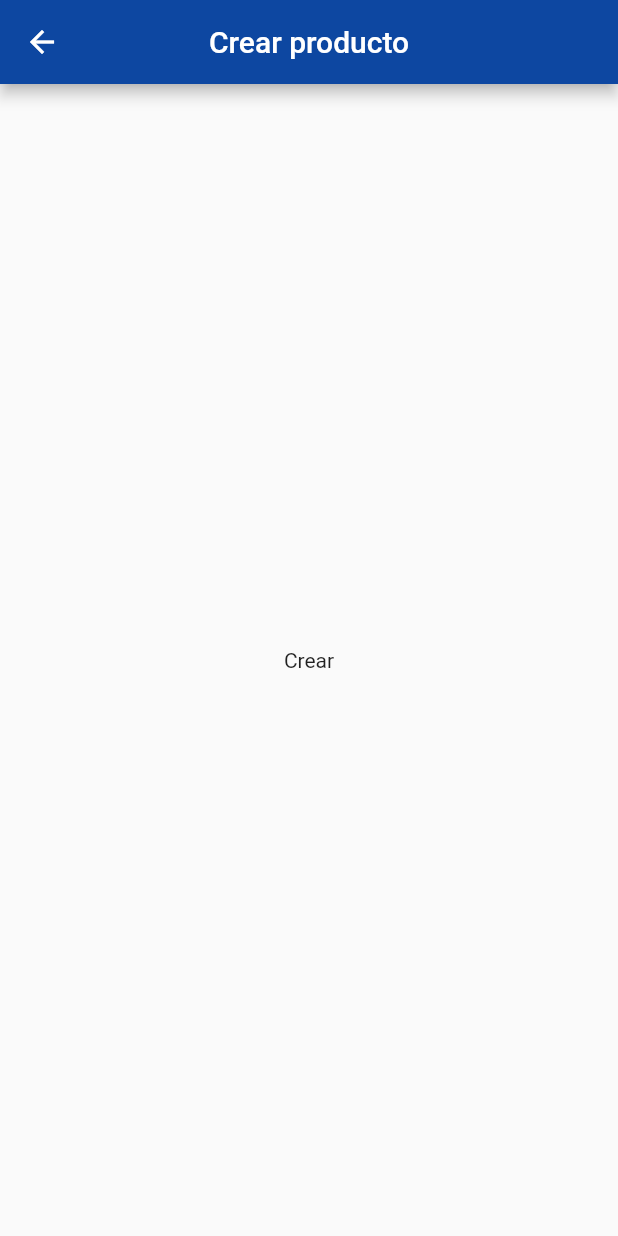
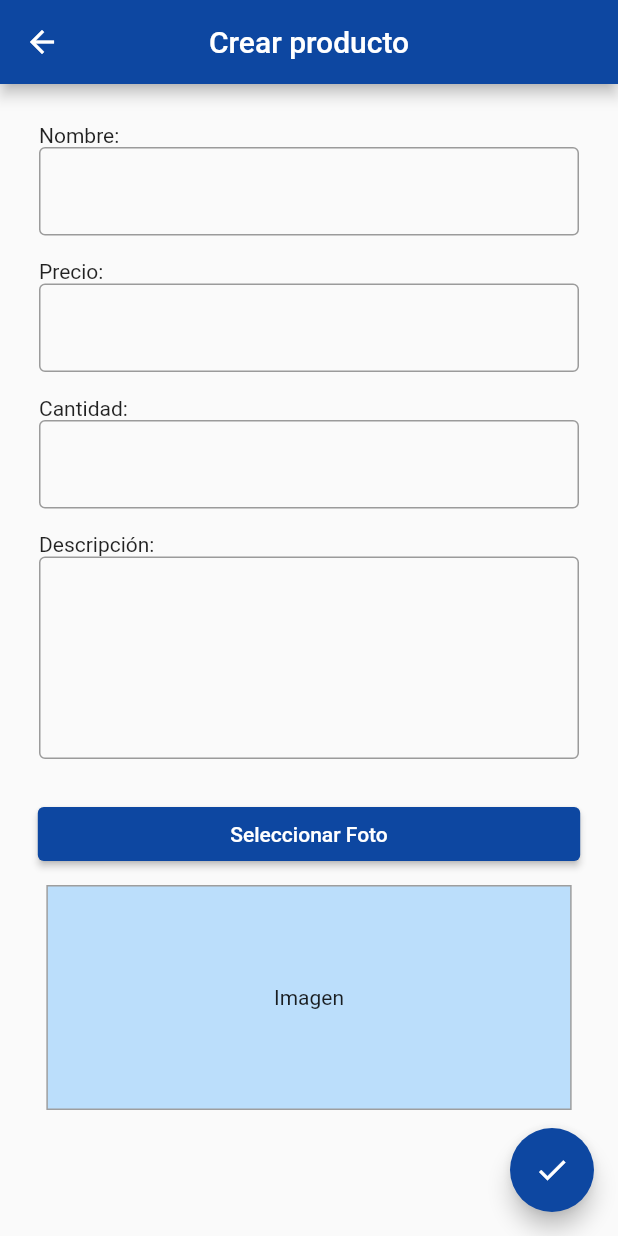
Before and after one commit to ArielM24/distribuidos_omar, a Flutter app: the CreatePage screen opened directly, on a phone screen of 412 x 824 dp. Run offline on Flutter 3.47's test engine with Material 2 defaults, Android fonts, the phone set to English and light mode, and no system bars; our stand-ins replace file_picker.

Commit message:
create page

```diff
--- a/lib/gui/pages/create/create_page.dart
+++ b/lib/gui/pages/create/create_page.dart
@@ -1,3 +1,5 @@
+import 'package:distribuidos/domain/controllers/pages/create_page_controller.dart';
+import 'package:distribuidos/gui/pages/create/widgets/body/create_page_body.dart';
 import 'package:flutter/material.dart';
 
 class CreatePage extends StatelessWidget {
@@ -5,6 +7,8 @@ class CreatePage extends StatelessWidget {
 
   @override
   Widget build(BuildContext context) {
+    CreatePageController controller =
+        CreatePageController(formKey: GlobalKey<FormState>());
     return Scaffold(
       appBar: AppBar(
         centerTitle: true,
@@ -12,9 +16,14 @@ class CreatePage extends StatelessWidget {
         backgroundColor: Colors.blue[900],
         title: const Text("Crear producto"),
       ),
-      body: const Center(
-        child: Text("Crear"),
-      ),
+      body: CreatePageBody(controller: controller),
+      floatingActionButton: Visibility(
+          child: FloatingActionButton(
+        tooltip: "Capturar",
+        backgroundColor: Colors.blue[900],
+        onPressed: () => controller.createProduct(context),
+        child: const Icon(Icons.check),
+      )),
     );
   }
 }
--- /dev/null
+++ b/lib/gui/pages/create/widgets/body/create_page_body.dart
@@ -0,0 +1,22 @@
+import 'package:distribuidos/domain/controllers/pages/create_page_controller.dart';
+import 'package:distribuidos/gui/pages/create/widgets/body/widgets/create_body_form.dart';
+import 'package:distribuidos/gui/pages/create/widgets/body/widgets/create_image_field.dart';
+import 'package:flutter/material.dart';
+
+class CreatePageBody extends StatelessWidget {
+  final CreatePageController controller;
+  const CreatePageBody({Key? key, required this.controller}) : super(key: key);
+
+  @override
+  Widget build(BuildContext context) {
+    return SingleChildScrollView(
+      child: Column(
+        crossAxisAlignment: CrossAxisAlignment.start,
+        children: [
+          CreateBodyForm(formKey: controller.formKey),
+          CreateImageField(controller: controller),
+        ],
+      ),
+    );
+  }
+}
--- /dev/null
+++ b/lib/gui/pages/create/widgets/body/widgets/create_body_form.dart
@@ -0,0 +1,45 @@
+import 'package:distribuidos/domain/util/validators/validators.dart';
+import 'package:distribuidos/gui/widgets/titled_input.dart';
+import 'package:flutter/material.dart';
+
+class CreateBodyForm extends StatelessWidget {
+  final GlobalKey<FormState> formKey;
+  const CreateBodyForm({Key? key, required this.formKey}) : super(key: key);
+
+  @override
+  Widget build(BuildContext context) {
+    TextEditingController nameController = TextEditingController();
+    TextEditingController descriptionController = TextEditingController();
+    TextEditingController quantityController = TextEditingController();
+    TextEditingController priceController = TextEditingController();
+    return Form(
+      key: formKey,
+      child: Padding(
+        padding: const EdgeInsets.all(18.0),
+        child: Column(crossAxisAlignment: CrossAxisAlignment.start, children: [
+          TitledInput(
+            title: "Nombre:",
+            controller: nameController,
+            validator: nameValidator,
+          ),
+          TitledInput(
+            title: "Precio:",
+            controller: priceController,
+            validator: priceValidator,
+          ),
+          TitledInput(
+            title: "Cantidad:",
+            controller: quantityController,
+            validator: quantityValidator,
+          ),
+          TitledInput(
+            title: "Descripción:",
+            controller: descriptionController,
+            validator: descriptionValidator,
+            maxLines: 5,
+          ),
+        ]),
+      ),
+    );
+  }
+}
--- /dev/null
+++ b/lib/gui/pages/create/widgets/body/widgets/create_image_field.dart
@@ -0,0 +1,72 @@
+import 'dart:io';
+
+import 'package:distribuidos/domain/controllers/pages/create_page_controller.dart';
+import 'package:file_picker/file_picker.dart';
+import 'package:flutter/material.dart';
+
+class CreateImageField extends StatefulWidget {
+  final CreatePageController controller;
+  const CreateImageField({Key? key, required this.controller})
+      : super(key: key);
+
+  @override
+  State<CreateImageField> createState() => _CreateImageFieldState();
+}
+
+class _CreateImageFieldState extends State<CreateImageField> {
+  String? image;
+  @override
+  Widget build(BuildContext context) {
+    return Column(
+      mainAxisSize: MainAxisSize.min,
+      children: [
+        Center(
+          child: ElevatedButton(
+              style: ElevatedButton.styleFrom(primary: Colors.blue[900]),
+              onPressed: pickImage,
+              child: SizedBox(
+                  width: MediaQuery.of(context).size.width * 0.8,
+                  child: const Text(
+                    "Seleccionar Foto",
+                    textAlign: TextAlign.center,
+                  ))),
+        ),
+        const SizedBox(height: 10),
+        Center(
+          child: image != null
+              ? Container(
+                  width: MediaQuery.of(context).size.width * 0.85,
+                  height: 150,
+                  decoration:
+                      BoxDecoration(border: Border.all(color: Colors.grey)),
+                  child: Image(
+                    fit: BoxFit.contain,
+                    image: Image.file(File(image!)).image,
+                  ),
+                )
+              : Container(
+                  width: MediaQuery.of(context).size.width * 0.85,
+                  height: 150,
+                  decoration: BoxDecoration(
+                      border: Border.all(color: Colors.grey),
+                      color: Colors.blue[100]),
+                  child: const Center(child: Text("Imagen")),
+                ),
+        ),
+      ],
+    );
+  }
+
+  pickImage() async {
+    FilePickerResult? result = await FilePicker.platform.pickFiles();
+    if (result != null) {
+      String? imagePath = result.files.single.path;
+      if (imagePath != null) {
+        setState(() {
+          image = imagePath;
+          widget.controller.image = image;
+        });
+      }
+    }
+  }
+}
--- /dev/null
+++ b/lib/gui/widgets/titled_input.dart
@@ -0,0 +1,34 @@
+import 'package:flutter/material.dart';
+
+class TitledInput extends StatelessWidget {
+  final String title;
+  final TextEditingController controller;
+  final int? maxLines;
+  final String? Function(String?)? validator;
+  const TitledInput(
+      {Key? key,
+      required this.title,
+      required this.controller,
+      this.maxLines,
+      this.validator})
+      : super(key: key);
+
+  @override
+  Widget build(BuildContext context) {
+    return Padding(
+      padding: const EdgeInsets.all(8.0),
+      child: Column(
+        crossAxisAlignment: CrossAxisAlignment.start,
+        children: [
+          Text(title),
+          TextFormField(
+            maxLines: maxLines,
+            controller: controller,
+            validator: validator,
+            decoration: const InputDecoration(border: OutlineInputBorder()),
+          )
+        ],
+      ),
+    );
+  }
+}
--- a/pubspec.yaml
+++ b/pubspec.yaml
@@ -34,6 +34,7 @@ dependencies:
   # The following adds the Cupertino Icons font to your application.
   # Use with the CupertinoIcons class for iOS style icons.
   cupertino_icons: ^1.0.2
+  file_picker: ^4.5.1
 
 dev_dependencies:
   flutter_test:
```
Also changed, not shown: lib/domain/controllers/pages/create_page_controller.dart (added, +38 -0 lines), lib/domain/util/validators/validators.dart (added, +50 -0 lines), test_images/cheetos.jpg (added).
